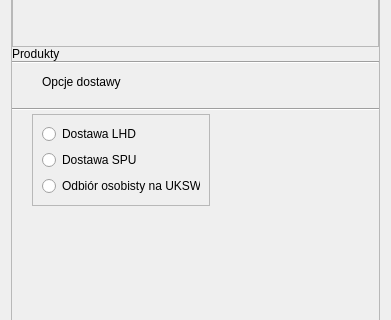
Old version of the form finalizetransaction.ui in the repository ebbe3000/shop; both pictures show x 0 to 391 and y 208 to 528 of the 391 by 713 pixel window.
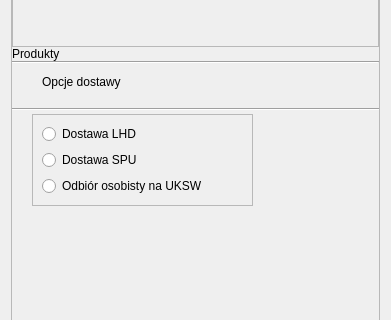
New version of the form. Icons and pictures are not drawn.

Patch:
```diff
--- a/finalizetransaction.ui
+++ b/finalizetransaction.ui
@@ -312,7 +312,7 @@
            <rect>
             <x>20</x>
             <y>50</y>
-            <width>178</width>
+            <width>221</width>
             <height>92</height>
            </rect>
           </property>
```
Left out of the diff: 22 changed lines with no effect on the pictures.
